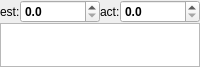
Qt form nodeLook.ui (hohehohe2/timeKeeper) before a commit.
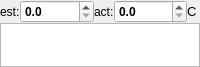
The same form after that commit.

Commit message: Actual calc fix and child label

Diff of the .ui file:
```diff
--- a/nodeLook.ui
+++ b/nodeLook.ui
@@ -27,7 +27,7 @@
     <number>0</number>
    </property>
    <item>
-    <layout class="QHBoxLayout" name="horizontalLayout" stretch="1,5,1,5">
+    <layout class="QHBoxLayout" name="horizontalLayout" stretch="1,5,1,5,0">
      <property name="sizeConstraint">
       <enum>QLayout::SetNoConstraint</enum>
      </property>
@@ -110,6 +110,33 @@
        </property>
       </widget>
      </item>
+     <item>
+      <widget class="QLabel" name="hasChildL">
+       <property name="sizePolicy">
+        <sizepolicy hsizetype="Minimum" vsizetype="Preferred">
+         <horstretch>0</horstretch>
+         <verstretch>0</verstretch>
+        </sizepolicy>
+       </property>
+       <property name="font">
+        <font>
+         <pointsize>10</pointsize>
+        </font>
+       </property>
+       <property name="lineWidth">
+        <number>0</number>
+       </property>
+       <property name="text">
+        <string>C </string>
+       </property>
+       <property name="alignment">
+        <set>Qt::AlignCenter</set>
+       </property>
+       <property name="indent">
+        <number>0</number>
+       </property>
+      </widget>
+     </item>
     </layout>
    </item>
    <item>
```
Left out of the diff: 3 changed lines with no effect on the pictures. The commit also changes 2 other files.
